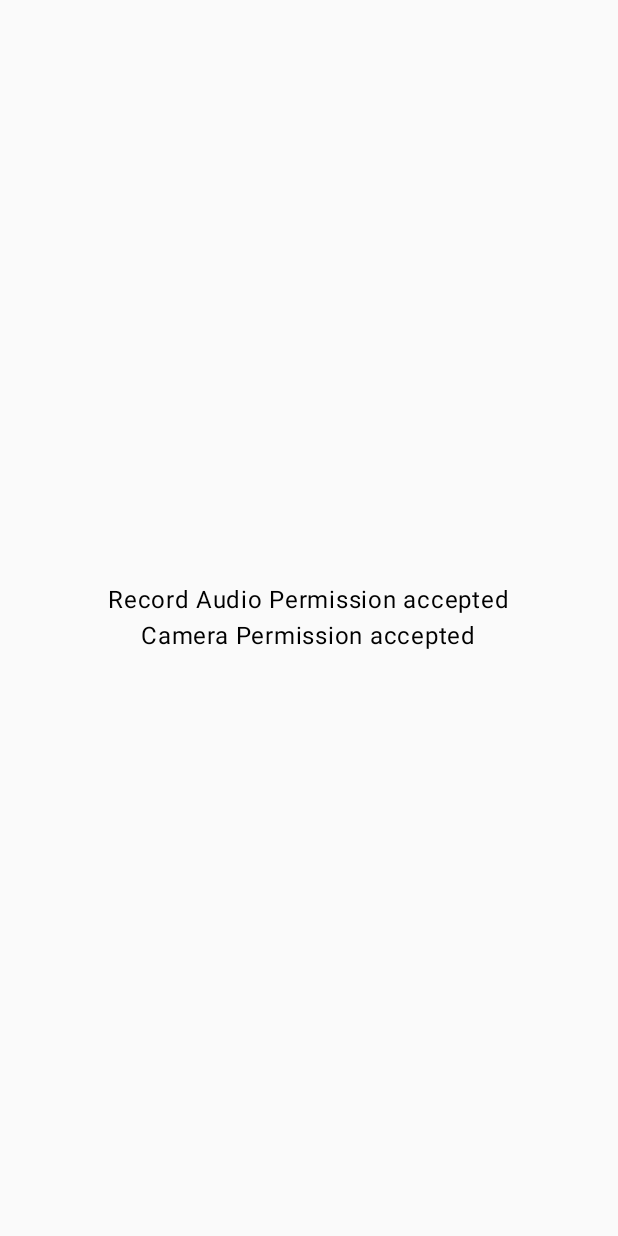
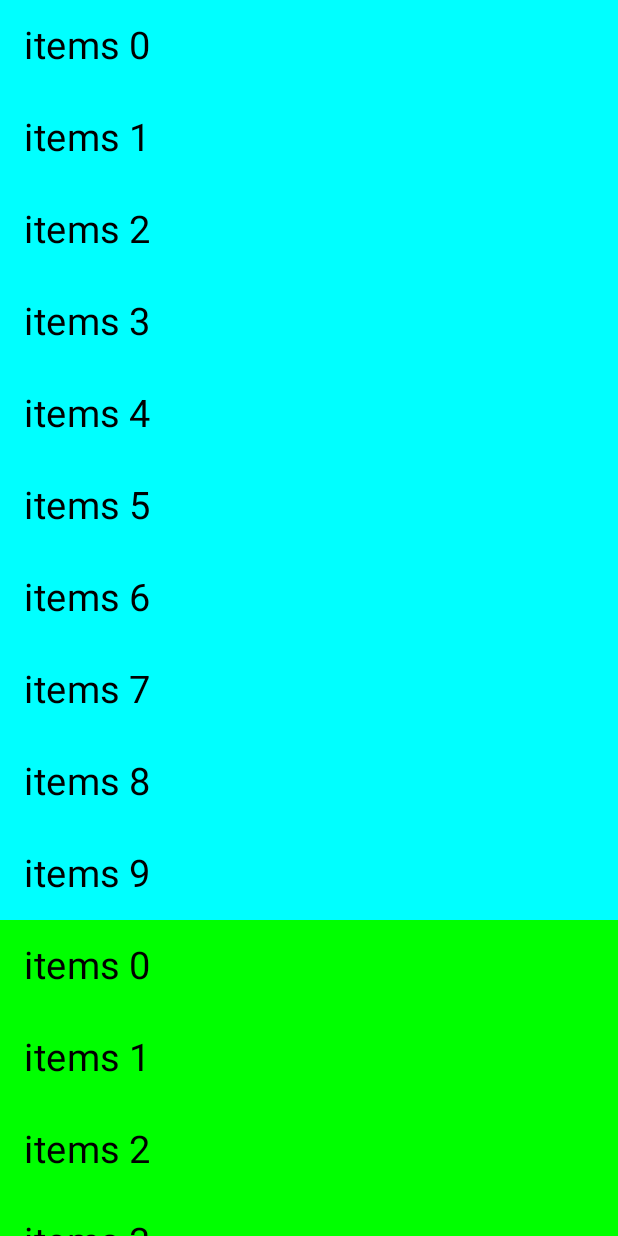
Before and after one commit to AyushPushpkar/JetpackIntro, an Android app built with Jetpack Compose: the screen it shows after launch (PermissionActivity before the commit, ScreenSizesActivity after it), on a phone screen of 412 x 824 dp. Run offline under Robolectric (Android 15) with nearby library versions, the phone set to English and light mode, and no system bars.

Commit message:
screen size config

```diff
--- /dev/null
+++ b/app/src/main/java/com/example/jetpackintro/ScreenSizesActivity.kt
@@ -0,0 +1,91 @@
+package com.example.jetpackintro
+
+import android.os.Bundle
+import androidx.activity.ComponentActivity
+import androidx.activity.compose.setContent
+import androidx.activity.enableEdgeToEdge
+import androidx.compose.foundation.background
+import androidx.compose.foundation.layout.Row
+import androidx.compose.foundation.layout.fillMaxSize
+import androidx.compose.foundation.layout.fillMaxWidth
+import androidx.compose.foundation.layout.padding
+import androidx.compose.foundation.layout.windowInsetsEndWidth
+import androidx.compose.foundation.lazy.LazyColumn
+import androidx.compose.material3.Scaffold
+import androidx.compose.material3.Text
+import androidx.compose.runtime.Composable
+import androidx.compose.ui.Modifier
+import androidx.compose.ui.graphics.Color
+import androidx.compose.ui.tooling.preview.Preview
+import androidx.compose.ui.unit.dp
+import androidx.compose.ui.unit.sp
+import com.example.jetpackintro.ui.theme.JetPackIntroTheme
+
+class ScreenSizesActivity : ComponentActivity() {
+    override fun onCreate(savedInstanceState: Bundle?) {
+        super.onCreate(savedInstanceState)
+        enableEdgeToEdge()
+        setContent {
+            JetPackIntroTheme {
+                val windowInfo = rememberWindowInfo()
+
+                if (windowInfo.screenWidthInfo is WindowInfo.WindowType.Compact){
+                    //list1
+                    LazyColumn(modifier = Modifier.fillMaxSize()) {
+                        items(10) {
+                            Text(
+                                text = "items $it",
+                                fontSize = 25.sp,
+                                modifier = Modifier
+                                    .fillMaxWidth()
+                                    .background(Color.Cyan)
+                                    .padding(16.dp)
+                            )
+                        }
+                        //list2
+                        items(10) {
+                            Text(
+                                text = "items $it",
+                                fontSize = 25.sp,
+                                modifier = Modifier
+                                    .fillMaxWidth()
+                                    .background(Color.Green)
+                                    .padding(16.dp)
+                            )
+                        }
+                    }
+                }
+                else{
+                    Row(modifier = Modifier.fillMaxWidth()) {
+                        //list1
+                        LazyColumn(modifier = Modifier.weight(1f)) {
+                            items(10) {
+                                Text(
+                                    text = "items $it",
+                                    fontSize = 25.sp,
+                                    modifier = Modifier
+                                        .fillMaxWidth()
+                                        .background(Color.Cyan)
+                                        .padding(16.dp)
+                                )
+                            }
+                        }
+                        //list2
+                        LazyColumn(modifier = Modifier.weight(1f)) {
+                            items(10) {
+                                Text(
+                                    text = "items $it",
+                                    fontSize = 25.sp,
+                                    modifier = Modifier
+                                        .fillMaxWidth()
+                                        .background(Color.Green)
+                                        .padding(16.dp)
+                                )
+                            }
+                        }
+                    }
+                }
+            }
+        }
+    }
+}
--- /dev/null
+++ b/app/src/main/java/com/example/jetpackintro/rememberWindowInfo.kt
@@ -0,0 +1,38 @@
+package com.example.jetpackintro
+
+import androidx.compose.runtime.Composable
+import androidx.compose.ui.platform.LocalConfiguration
+import androidx.compose.ui.unit.Dp
+import androidx.compose.ui.unit.dp
+
+@Composable
+fun rememberWindowInfo() : WindowInfo {
+    val configuration = LocalConfiguration.current
+    return WindowInfo(
+        screenWidthInfo = when{
+            configuration.screenWidthDp < 600 -> WindowInfo.WindowType.Compact
+            configuration.screenWidthDp < 840 -> WindowInfo.WindowType.Medium
+            else -> WindowInfo.WindowType.Expanded
+        } ,
+        screenHeightInfo = when{
+            configuration.screenHeightDp < 480 -> WindowInfo.WindowType.Compact
+            configuration.screenHeightDp < 900 -> WindowInfo.WindowType.Medium
+            else -> WindowInfo.WindowType.Expanded
+        } ,
+        screenWidth = configuration.screenWidthDp.dp ,
+        screenHeight = configuration.screenHeightDp.dp
+    )
+}
+
+data class WindowInfo(
+    val screenWidthInfo: WindowType ,
+    val screenHeightInfo : WindowType ,
+    val screenWidth : Dp ,
+    val screenHeight: Dp
+){
+    sealed class WindowType {
+        data object Compact : WindowType()
+        data object Medium : WindowType()
+        data object Expanded: WindowType()
+    }
+}
--- a/app/src/main/res/values/strings.xml
+++ b/app/src/main/res/values/strings.xml
@@ -19,6 +19,7 @@
     <string name="title_activity_new_nav">NewNavActivity</string>
     <string name="title_activity_permission">PermissionActivity</string>
     <string name="title_activity_clean_theming">CleanThemingActivity</string>
+    <string name="title_activity_screen_sizes">ScreenSizesActivity</string>
     <!--    <string name="title_activity_main2">MainActivity2</string>-->
     <!--    <string name="title_activity_row_column">RowColumnActivity</string>-->
     <!--    <string name="title_activity_image_card">ImageCardActivity</string>-->
```
Also changed, not shown: app/src/main/AndroidManifest.xml (+12 -7 lines).
